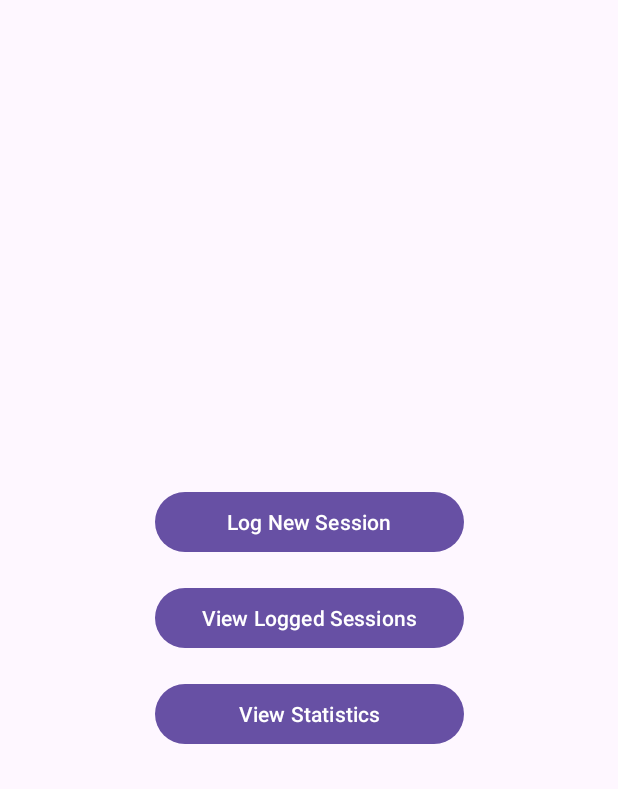
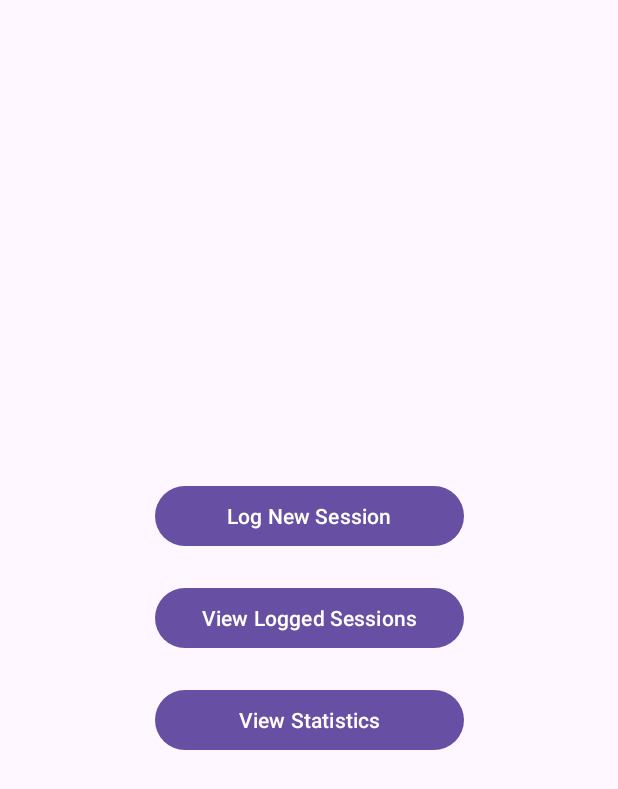
Before and after one commit to sgaona21/PokerSessionTracker, an Android app: the screen it shows after launch (MainActivity), on a phone screen of 412 x 824 dp. Shown: the top 789 px of the screen. Run offline under Robolectric (Android 15) with nearby library versions, the phone set to English and light mode, and no system bars.

Commit message:
first page complete

```diff
--- a/app/src/main/java/com/example/pokersessiontracker/MainActivity.java
+++ b/app/src/main/java/com/example/pokersessiontracker/MainActivity.java
@@ -7,6 +7,7 @@ import androidx.appcompat.app.AppCompatActivity;
 import androidx.core.graphics.Insets;
 import androidx.core.view.ViewCompat;
 import androidx.core.view.WindowInsetsCompat;
+
 
 public class MainActivity extends AppCompatActivity {
 
--- a/app/src/main/res/layout/activity_main.xml
+++ b/app/src/main/res/layout/activity_main.xml
@@ -22,22 +22,21 @@
         android:id="@+id/newSessionButton"
         android:layout_width="match_parent"
         android:layout_height="wrap_content"
-        android:text="@string/newSessionButton"
-        app:layout_constraintEnd_toEndOf="parent" />
+        android:text="@string/newSessionButton" />
 
     <Button
         android:id="@+id/loggedSessionsButton"
         android:layout_width="match_parent"
         android:layout_height="wrap_content"
         android:text="@string/loggedSessionsButton"
-        android:layout_marginTop="16dp"/>
+        android:layout_marginTop="20dp"/>
 
     <Button
         android:id="@+id/statisticsButton"
         android:layout_width="match_parent"
         android:layout_height="wrap_content"
         android:text="@string/statisticsButton"
-        android:layout_marginTop="16dp"/>
+        android:layout_marginTop="20dp"/>
 
     </LinearLayout>
 
```
Also changed, not shown: app/src/main/res/values-night/themes.xml (line endings or trailing spaces), app/src/main/res/values/themes.xml (line endings or trailing spaces).
